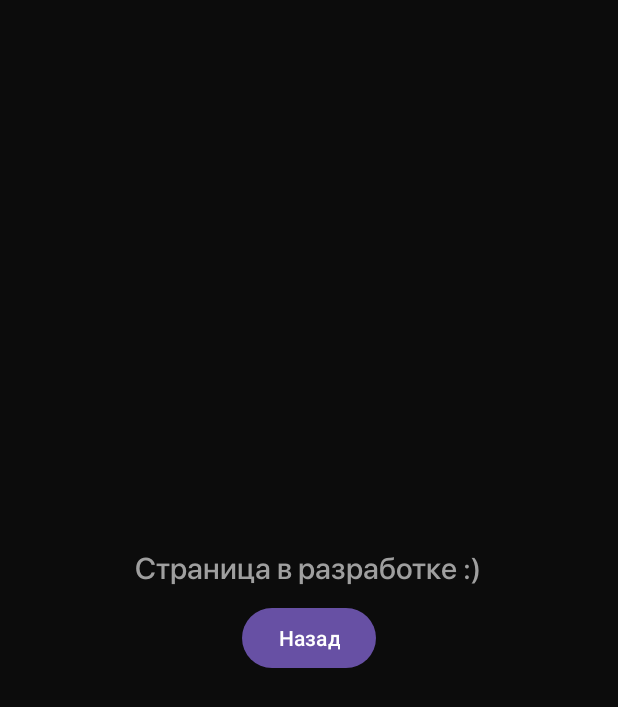
After one commit to emilbagirov30/EffectiveMobileTest, an Android app: the CapActivity screen opened directly, with no data from a screen before it, on a phone screen of 412 x 824 dp. The commit adds this screen. Shown: the top 707 px of the screen. Run offline under Robolectric (Android 15) with nearby library versions, the phone set to English and light mode, and no system bars.

Commit message:
add panel tips

```diff
--- a/app/src/main/java/com/emil/effectivemobiletest/MainActivity.kt
+++ b/app/src/main/java/com/emil/effectivemobiletest/MainActivity.kt
@@ -114,7 +114,6 @@ private lateinit var  sharedPreferences: SharedPreferences
                 it.rvOffer.adapter = offerAdapter
                 offerAdapter.submitList(offers)
                 val lastText = sharedPreferences.getString("where", "Минск").toString()
-                println(lastText)
                 ticketsFragment.whereEt.setText(lastText)
 
             }
--- a/ui/src/main/AndroidManifest.xml
+++ b/ui/src/main/AndroidManifest.xml
@@ -7,6 +7,10 @@
         android:label="@string/app_name"
         android:roundIcon="@mipmap/ic_launcher_round"
         android:supportsRtl="true"
-        android:theme="@style/Theme.EffectiveMobileTest" />
+        android:theme="@style/Theme.EffectiveMobileTest">
+        <activity
+            android:name=".CapActivity"
+            android:exported="false" />
+    </application>
 
 </manifest>
--- /dev/null
+++ b/ui/src/main/java/com/emil/ui/CapActivity.kt
@@ -0,0 +1,23 @@
+package com.emil.ui
+
+import android.annotation.SuppressLint
+import android.content.Intent
+import android.os.Bundle
+import android.widget.Button
+import androidx.activity.enableEdgeToEdge
+import androidx.appcompat.app.AppCompatActivity
+import androidx.core.view.ViewCompat
+import androidx.core.view.WindowInsetsCompat
+
+class CapActivity : AppCompatActivity() {
+    @SuppressLint("MissingInflatedId")
+    override fun onCreate(savedInstanceState: Bundle?) {
+        super.onCreate(savedInstanceState)
+        setContentView(R.layout.activity_cap)
+val back = findViewById<Button>(R.id.bt_back)
+        back.setOnClickListener {
+            onBackPressed()
+        }
+
+    }
+}
--- /dev/null
+++ b/ui/src/main/res/drawable/rounded_button.xml
@@ -0,0 +1,6 @@
+<?xml version="1.0" encoding="utf-8"?>
+<shape xmlns:android="http://schemas.android.com/apk/res/android"
+    android:shape="rectangle">
+    <solid android:color="@android:color/white" />
+    <corners android:radius="8dp" />
+</shape>
--- /dev/null
+++ b/ui/src/main/res/layout/activity_cap.xml
@@ -0,0 +1,25 @@
+<?xml version="1.0" encoding="utf-8"?>
+<LinearLayout xmlns:android="http://schemas.android.com/apk/res/android"
+    xmlns:tools="http://schemas.android.com/tools"
+    android:layout_width="match_parent"
+    android:layout_height="match_parent"
+    android:gravity="center"
+    android:orientation="vertical"
+    android:background="@color/background_app">
+
+    <TextView
+        android:layout_width="wrap_content"
+        android:layout_height="wrap_content"
+        android:fontFamily="@font/sfpro"
+        android:text="@string/empty_page"
+        android:textColor="@color/text"
+        android:textSize="20sp" />
+
+    <Button
+        android:id="@+id/bt_back"
+        android:layout_width="wrap_content"
+        android:layout_height="wrap_content"
+        android:layout_marginVertical="10dp"
+        android:text="Назад" />
+
+</LinearLayout>
--- a/ui/src/main/res/values/colors.xml
+++ b/ui/src/main/res/values/colors.xml
@@ -15,4 +15,5 @@
     <color name="search_back_internal">#3E3F43</color>
     <color name="dialog">#242529</color>
     <color name="popular_dur">#5E5F61</color>
+    <color name="button">#2D323A</color>
 </resources>
--- a/ui/src/main/res/values/themes.xml
+++ b/ui/src/main/res/values/themes.xml
@@ -2,7 +2,7 @@
     <!-- Base application theme. -->
     <style name="Theme.EffectiveMobileTest" parent="Theme.MaterialComponents.DayNight.DarkActionBar">
         <!-- Primary brand color. -->
-        <item name="colorPrimary">@color/background_app</item>
+        <item name="colorPrimary">@color/button</item>
 
         <item name="colorPrimaryVariant">@color/purple_700</item>
         <item name="colorOnPrimary">@color/white</item>
```
Also changed, not shown: ui/src/main/java/com/emil/ui/BottomSheetDialog.kt (+56 -3 lines), ui/src/main/java/com/emil/ui/TicketsFragment.kt (+7 -4 lines), ui/src/main/res/layout/bottom_sheet_layout.xml (+7 -0 lines).
